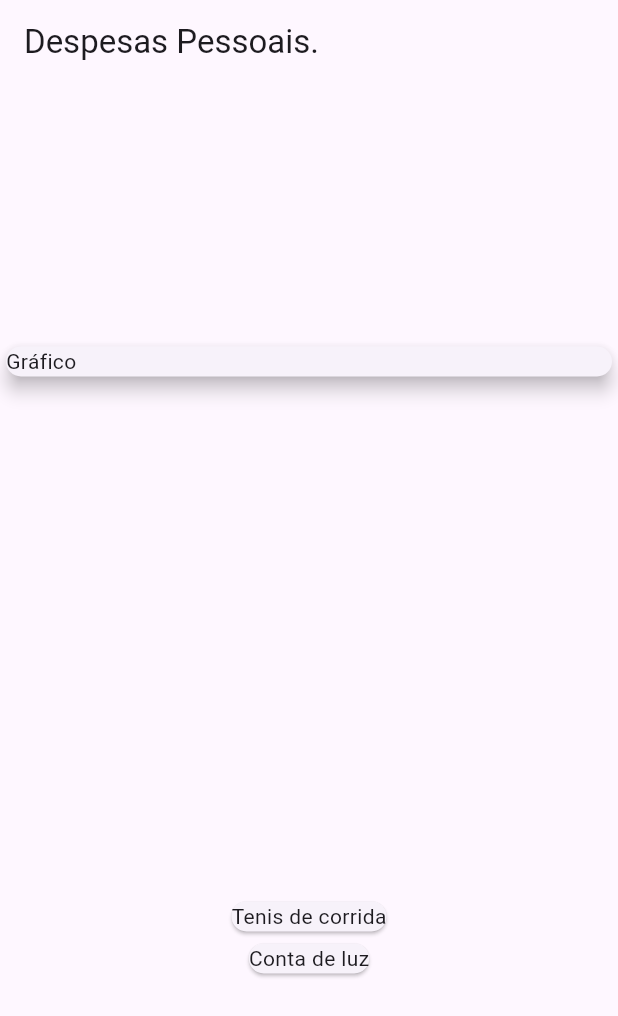
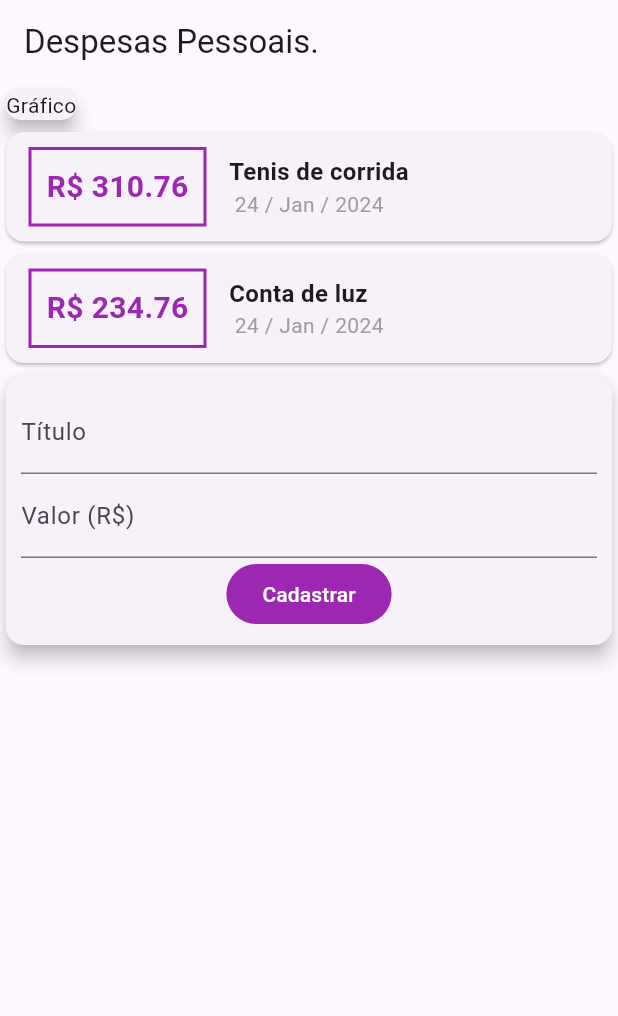
Before and after one commit to danillohss/flutter_expenses, a Flutter app: the screen it shows after launch, on a phone screen of 412 x 824 dp. Shown: the top 1016 px of the screen. Run offline on Flutter 3.47's test engine with Material 3 defaults, Android fonts, the phone set to English and light mode, and no system bars.

Commit message:
Adicionando componentes Cards/botão/inputs

```diff
--- a/lib/main.dart
+++ b/lib/main.dart
@@ -1,5 +1,6 @@
 import 'package:flutter/material.dart';
 import 'package:flutter_expenses/models/transaction.dart';
+import 'package:intl/intl.dart';
 
 main() => runApp(ExpensesApp());
 
@@ -30,25 +31,90 @@ class MyHomePage extends StatelessWidget {
   Widget build(BuildContext context) {
     return Scaffold(
       appBar: AppBar(
-        title: Text("Despesas Pessoais."),
+        title: const Text("Despesas Pessoais."),
       ),
       body: Column(
-        mainAxisAlignment: MainAxisAlignment.spaceAround,
-        crossAxisAlignment: CrossAxisAlignment.stretch,
+        crossAxisAlignment: CrossAxisAlignment.start,
         children: <Widget>[
           Container(
-            child: Card(
+            child: const Card(
+              elevation: 5,
               child: Text('Gráfico'),
-              elevation: 5,
             ),
           ),
           Column(
             children: _transactions.map((tr) {
               return Card(
-                child: Text(tr.title),
-              );
+                  child: Row(
+                children: <Widget>[
+                  Container(
+                    margin: const EdgeInsets.symmetric(
+                        horizontal: 15, vertical: 10),
+                    decoration: BoxDecoration(
+                        border: Border.all(
+                      color: Colors.purple,
+                      width: 2,
+                    )),
+                    padding: const EdgeInsets.all(10),
+                    child: Text(
+                      'R\$ ${tr.value.toString()}',
+                      style: const TextStyle(
+                        fontWeight: FontWeight.bold,
+                        fontSize: 20,
+                        color: Colors.purple,
+                      ),
+                    ),
+                  ),
+                  Column(
+                    crossAxisAlignment: CrossAxisAlignment.start,
+                    children: <Widget>[
+                      Text(
+                        tr.title,
+                        style: const TextStyle(
+                          fontSize: 16,
+                          fontWeight: FontWeight.bold,
+                        ),
+                      ),
+                      Text(
+                        DateFormat(' d / MMM / y ').format(tr.date),
+                        style: TextStyle(color: Colors.grey),
+                      ),
+                    ],
+                  )
+                ],
+              ));
             }).toList(),
-          )
+          ),
+          const Card(
+              elevation: 5,
+              child: Padding(
+                padding: EdgeInsets.all(10),
+                child: Column(
+                  children: <Widget>[
+                    TextField(
+                      decoration: InputDecoration(
+                        labelText: 'Título',
+                      ),
+                    ),
+                    TextField(
+                      decoration: InputDecoration(
+                        labelText: 'Valor (R\$)',
+                      ),
+                    ),
+                    ElevatedButton(
+                      style: ButtonStyle(
+                        backgroundColor:
+                            MaterialStatePropertyAll<Color>(Colors.purple),
+                      ),
+                      onPressed: null,
+                      child: Text(
+                        'Cadastrar',
+                        style: TextStyle(color: Colors.white),
+                      ),
+                    ),
+                  ],
+                ),
+              ))
         ],
       ),
     );
--- a/pubspec.yaml
+++ b/pubspec.yaml
@@ -30,7 +30,7 @@ environment:
 dependencies:
   flutter:
     sdk: flutter
-
+  intl: ^0.17.0
 
   # The following adds the Cupertino Icons font to your application.
   # Use with the CupertinoIcons class for iOS style icons.
```
Also changed, not shown: pubspec.lock.
